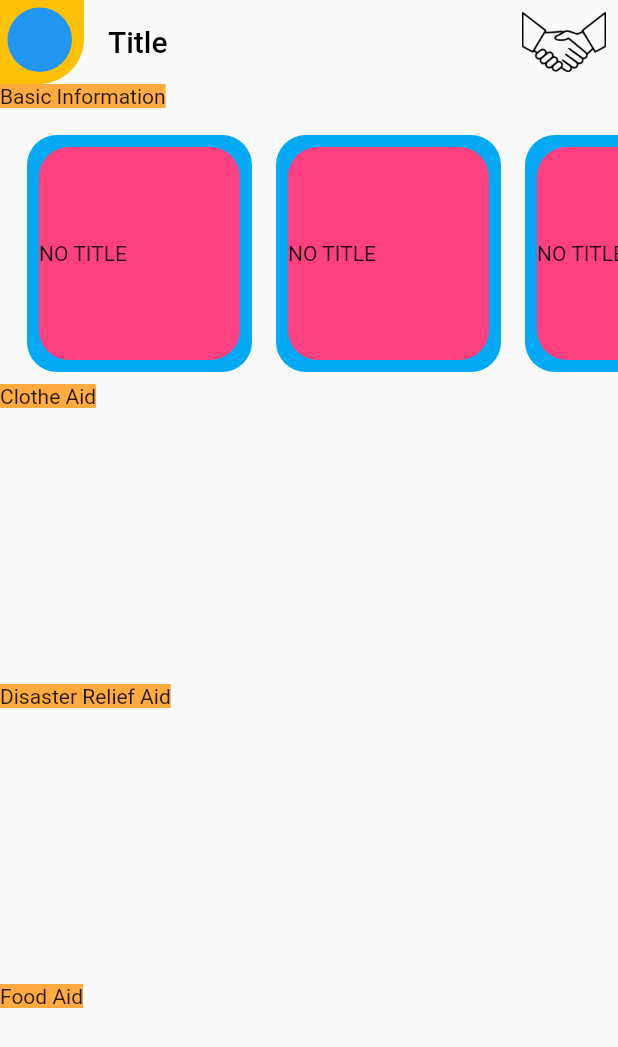
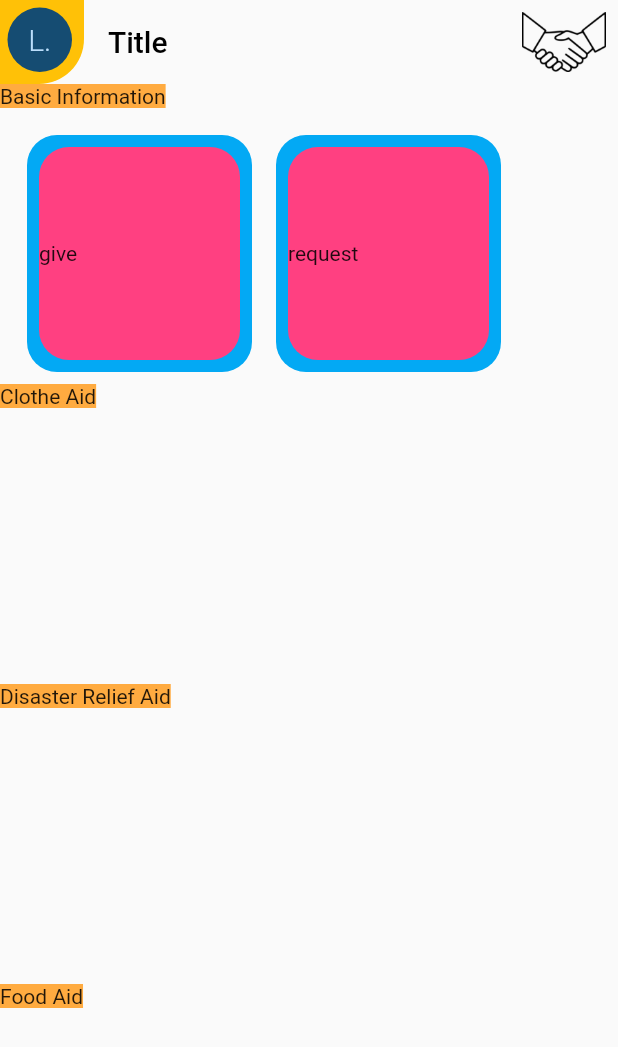
Before and after one commit to AkshaySiddannavar/give_easy, a Flutter app: the HomeScreen screen opened by its route, on a phone screen of 412 x 824 dp. Shown: the top 1047 px of the screen. Run offline on Flutter 3.47's test engine with Material 2 defaults, Android fonts, the phone set to English and light mode, and no system bars; our stand-ins replace cloud_firestore, confetti, file_picker, firebase_auth, firebase_core, firebase_storage and 2 more; missing offline and left inert: razorpay_flutter; accounts and stored records are empty.

Commit message:
add user's initials in app-bar, use improved InformationCard() to create required cards
Because:
- We want to display user's initials at top-left in app bar
- We wanted to display InformationCards for 'give' and 'request'

Added user's initials in app-bar, use improved InformationCard() to create required cards.

```diff
--- a/lib/screens/home_screen.dart
+++ b/lib/screens/home_screen.dart
@@ -5,6 +5,7 @@ import 'package:give_easy/components/action_button.dart';
 import 'package:give_easy/components/categorical_tile.dart';
 import 'package:give_easy/components/information_card.dart';
 import 'package:give_easy/components/preview_card.dart';
+import 'package:give_easy/information_data_API/information_data_api.dart';
 import 'package:give_easy/screens/all_screens.dart';
 import 'package:give_easy/screens/create_request.dart';
 import 'package:give_easy/screens/current_request.dart';
@@ -26,10 +27,8 @@ List<CategoricalTile> listOfAllCategoricalTiles = [
   CategoricalTile(
     categoryName: 'Basic Information',
     categorySpecificList: [
-      InformationCard(),
-      InformationCard(),
-      InformationCard(),
-      InformationCard(),
+      InformationCard(displayTextTitle: 'give'),
+      InformationCard(displayTextTitle: 'request'),
     ],
   ),
   CategoricalTile(categoryName: 'Clothe Aid', fetchListFromFirestore: true),
@@ -191,8 +190,20 @@ class _HomeScreenState extends State<HomeScreen> {
               padding:
                   EdgeInsets.only(bottom: 8.0, right: 8.0, left: 5.0, top: 5.0),
               child: CircleAvatar(
-                backgroundColor: Colors.blue,
-                radius: 70.0,
+                //profile picture(later if time permits) or initials
+                radius: 55.0,
+                backgroundColor: Color.fromARGB(
+                    245,
+                    (lengthOfUsername / (lengthOfUsername - 1) * 10).toInt(),
+                    (lengthOfUsername / (lengthOfUsername - 3) * 50).toInt(),
+                    (lengthOfUsername / (lengthOfUsername - 2) * 95).toInt()),
+                child: Text(
+                  userImageInitials,
+                  style: TextStyle(
+                    fontSize: 20.0,
+                    fontWeight: FontWeight.w300,
+                  ),
+                ),
               ),
               decoration: BoxDecoration(
                 color: Colors.amber,
```
